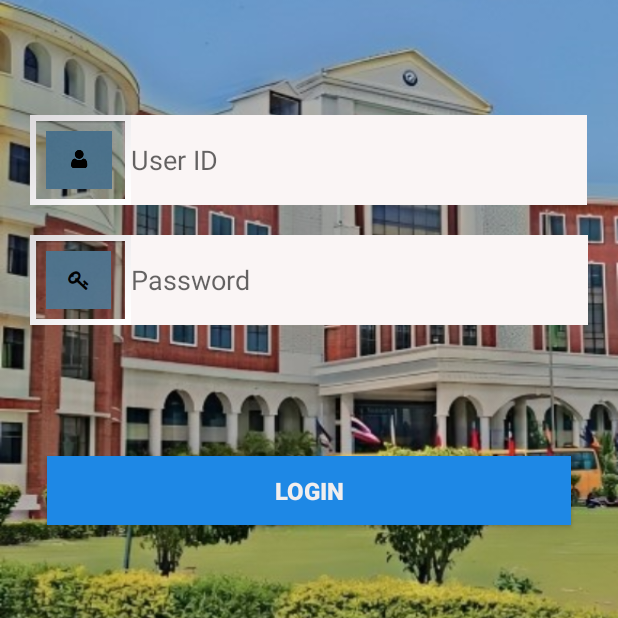
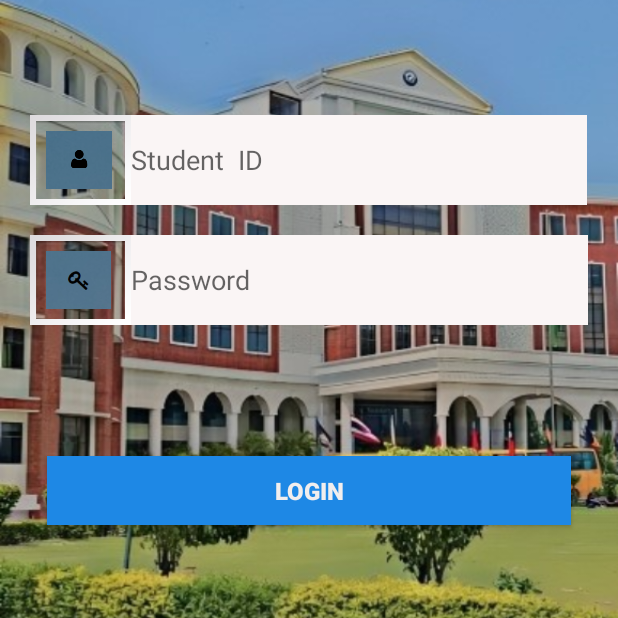
Before and after one commit to AyushKhanduri-01/Attendance, an Android app: the screen it shows after launch (MainActivity), on a phone screen of 412 x 824 dp, the part 322-940 px from its top. Run offline under Robolectric (Android 15) with nearby library versions, the phone set to English and light mode, and no system bars; our stand-ins replace Firebase (no records; nobody signed in at launch, a user with empty details on screens opened directly); libraries missing offline, so code that uses them is left out: com.journeyapps.barcodescanner.

Commit message:
data added

```diff
--- a/app/src/main/res/layout/activity_main.xml
+++ b/app/src/main/res/layout/activity_main.xml
@@ -67,7 +67,7 @@
                     android:layout_weight="0"
                     android:background="#FAF5F5"
                     android:ems="10"
-                    android:hint="User ID"
+                    android:hint="Student  ID"
                     android:inputType="text" />
             </LinearLayout>
 
```
